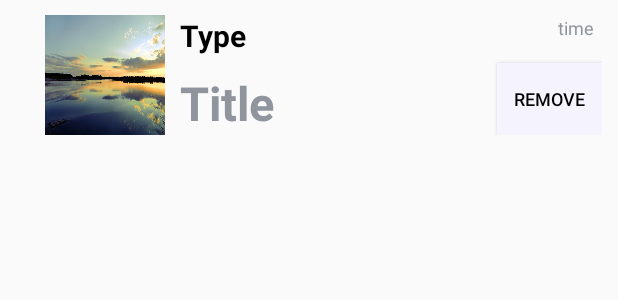
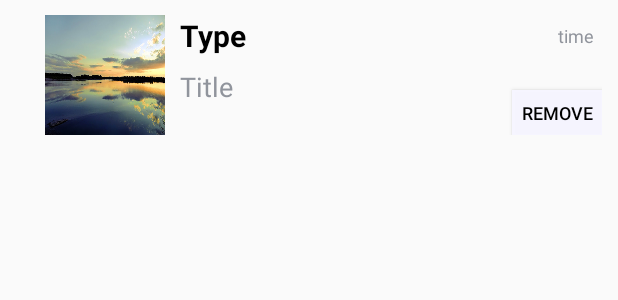
Before and after one commit to Hripsime14/Todo, an Android app: the layout todo_list_single_row.xml on its own in the app's theme, with its tools: preview values and no code run, on a phone screen of 412 x 824 dp. Shown: the top 300 px of the screen. Run offline under Robolectric (Android 15) with nearby library versions, the phone set to English and light mode, and no system bars.

Commit message:
Added title form validation and changed textView auto scale to "..."

```diff
--- a/app/src/main/java/com/example/todoapp/ToDoListAdapter.java
+++ b/app/src/main/java/com/example/todoapp/ToDoListAdapter.java
@@ -56,7 +56,7 @@ public class ToDoListAdapter extends RecyclerView.Adapter<ToDoListAdapter.MyView
         final ToDoModel model = list.get(position);
         if (model.getType() == ToDoTypeAccess.BUSINESS_TYPE) holder.type.setText(R.string.business);
         else holder.type.setText(R.string.personal);
-        holder.place.setText(model.getPlace());
+        holder.title.setText(model.getTitle());
         holder.date_and_time.setText(getDateTime2(model.getTimeStamp()));
         holder.id = model.getID();
         holder.removeButton.setOnClickListener(new View.OnClickListener() {
@@ -100,7 +100,7 @@ public class ToDoListAdapter extends RecyclerView.Adapter<ToDoListAdapter.MyView
 
     //TODO: haskanal te vor depqum MyViewHolder@ piti liner static
     static class MyViewHolder extends RecyclerView.ViewHolder {
-        TextView type, date_and_time, place;
+        TextView type, date_and_time, title;
         ImageView icon;
         long id;  //TODO: vor id field unem stex, ed ok a?
         private Button removeButton;
@@ -108,7 +108,7 @@ public class ToDoListAdapter extends RecyclerView.Adapter<ToDoListAdapter.MyView
         public MyViewHolder(@NonNull View itemView) {
             super(itemView);
             type = itemView.findViewById(R.id.todo_type_id);
-            place = itemView.findViewById(R.id.todo_place_id);
+            title = itemView.findViewById(R.id.todo_title_id);
             date_and_time = itemView.findViewById(R.id.todo_time_id);
             icon = itemView.findViewById(R.id.todo_icon_id);
             removeButton = itemView.findViewById(R.id.remove_button_id);
--- a/app/src/main/res/layout/todo_list_single_row.xml
+++ b/app/src/main/res/layout/todo_list_single_row.xml
@@ -6,7 +6,7 @@
     android:layout_height="wrap_content"
     android:layout_weight="1"
     android:weightSum="1"
-    app:autoSizeTextType="uniform">
+    app:autoSizeTextType="none">
 
     <ImageView
         android:id="@+id/todo_icon_id"
@@ -20,7 +20,7 @@
     <LinearLayout
         android:layout_width="80dp"
         android:layout_height="80dp"
-        android:layout_weight="0.7"
+        android:layout_weight="0.9"
         android:layout_marginStart="10dp"
         android:layout_marginTop="10dp"
         android:orientation="vertical"
@@ -37,15 +37,17 @@
             android:textStyle="bold"/>
 
         <TextView
-            android:id="@+id/todo_place_id"
+            android:id="@+id/todo_title_id"
             android:layout_width="match_parent"
             android:layout_height="match_parent"
+            android:layout_marginTop="8dp"
             android:text="@string/todo_title"
-            android:textSize="12sp"
+            android:textSize="18sp"
             android:textColor="@color/colorGrey"
-            android:textStyle="bold"
-            app:autoSizeTextType="uniform"
-            android:layout_marginTop="10dp"/>
+            android:textStyle="normal"
+            android:maxLines="2"
+            android:ellipsize="end"
+            app:autoSizeTextType="none"/>
     </LinearLayout>
 
     <LinearLayout
@@ -53,7 +55,7 @@
         android:layout_height="wrap_content"
         android:orientation="vertical"
         android:layout_marginTop="10dp"
-        android:layout_weight="0.3"
+        android:layout_weight="0.1"
         android:layout_marginEnd="10dp"
         android:weightSum="1">
 
@@ -61,22 +63,19 @@
             android:id="@+id/todo_time_id"
             android:layout_width="wrap_content"
             android:layout_height="wrap_content"
-            android:layout_weight="0.5"
             android:layout_gravity="end"
             android:text="@string/time"
             android:textSize="12sp"
             android:layout_marginEnd="5dp"
+            android:layout_marginTop="5dp"
             android:textColor="@color/colorGrey" />
 
         <Button
             android:id="@+id/remove_button_id"
-            android:layout_width="70dp"
-            android:layout_height="wrap_content"
-            android:layout_weight="0.5"
+            android:layout_width="60dp"
+            android:layout_height="30dp"
             android:layout_gravity="end"
-            android:paddingEnd="-40dp"
-            android:paddingStart="-40dp"
-            android:layout_marginTop="15dp"
+            android:layout_marginTop="28dp"
             android:text="@string/remove"
             android:textSize="12sp"
             android:textColor="@color/colorBlack"
```
Also changed, not shown: app/src/main/java/com/example/todoapp/AddToDo.java (+15 -7 lines).
